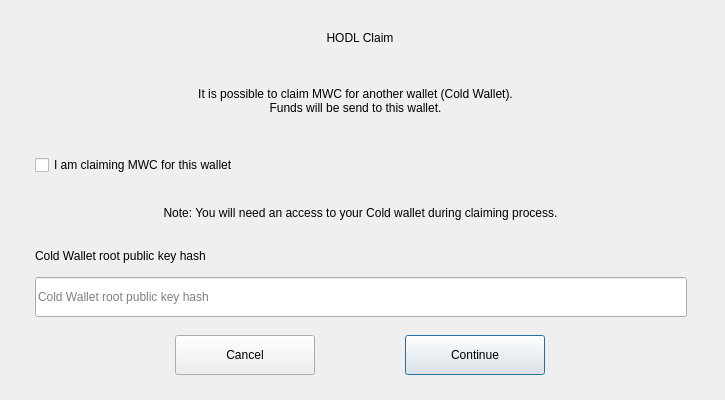
First picture: the form in dialogs/h_hodlclaimwallet.ui, repository 0xkobe/mwc-wallet, before the edit.
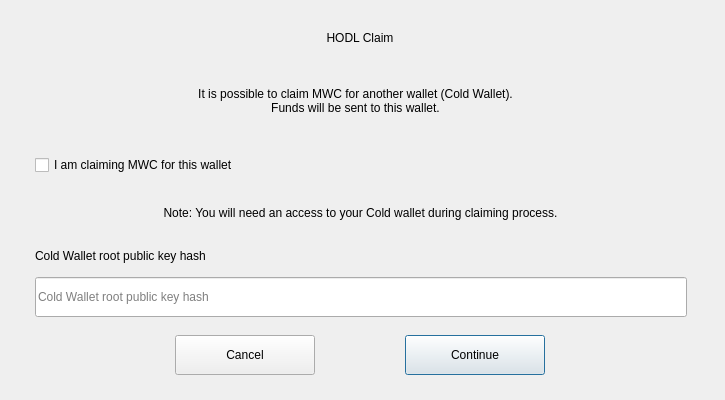
Second picture: the form after the edit. Custom widgets are drawn as their Qt base class.

```diff
--- a/dialogs/h_hodlclaimwallet.ui
+++ b/dialogs/h_hodlclaimwallet.ui
@@ -117,7 +117,7 @@
    </property>
    <property name="text">
     <string>It is possible to claim MWC for another wallet (Cold Wallet).
-Funds will be send to this wallet.</string>
+Funds will be sent to this wallet.</string>
    </property>
    <property name="alignment">
     <set>Qt::AlignCenter</set>
```
